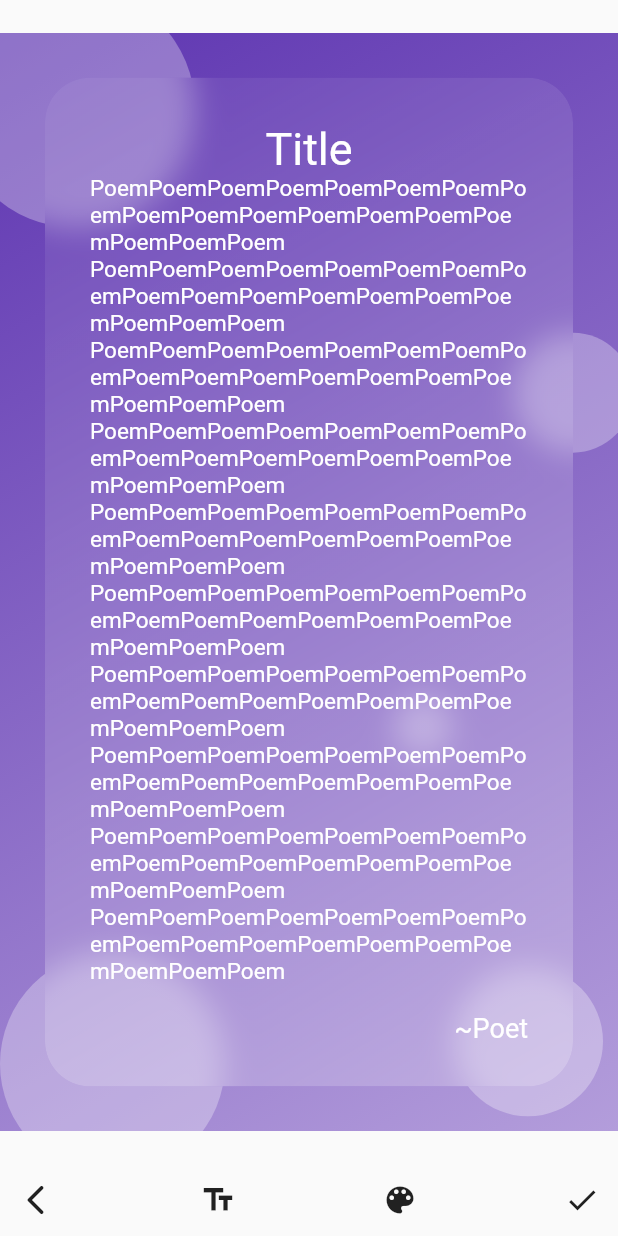
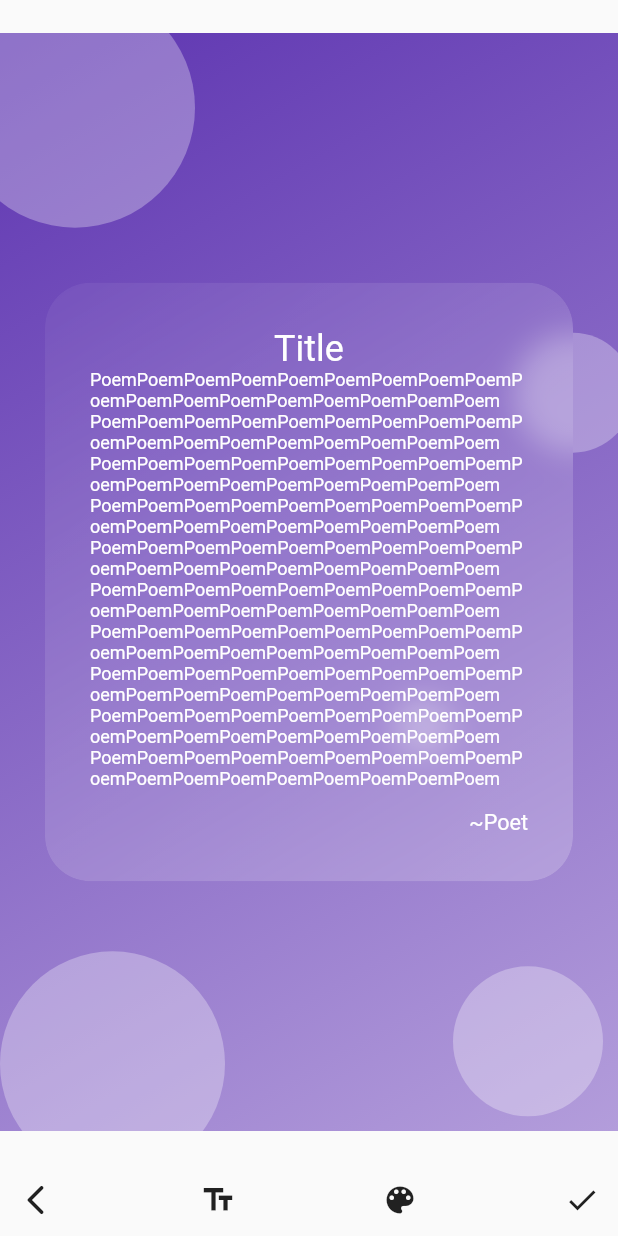
Before and after one commit to SirusCodes/Heartry, a Flutter app: the ImageScreen screen opened directly, on a phone screen of 412 x 824 dp. Run offline on Flutter 3.47's test engine with Material 2 defaults, Android fonts, the phone set to English and light mode, and no system bars; our stand-ins replace flutter_colorpicker, flutter_riverpod, waterfall_flow; missing offline and left inert: animated_icon_button.

Commit message:
text setting changer and color picker refactored

```diff
--- /dev/null
+++ b/lib/providers/text_providers.dart
@@ -0,0 +1,6 @@
+import 'package:flutter/material.dart';
+import 'package:flutter_riverpod/flutter_riverpod.dart';
+
+final textSizeProvider = StateProvider<double>((ref) => 0.8);
+
+final textColorProvider = StateProvider<Color>((ref) => Colors.white);
--- a/lib/screens/image_screen/widgets/poem_image_text.dart
+++ b/lib/screens/image_screen/widgets/poem_image_text.dart
@@ -1,36 +1,45 @@
 import 'package:flutter/material.dart';
+import 'package:flutter_riverpod/flutter_riverpod.dart';
 
-class PoemImageText extends StatelessWidget {
+import '../../../providers/text_providers.dart';
+
+class PoemImageText extends ConsumerWidget {
   const PoemImageText({Key key}) : super(key: key);
 
   @override
-  Widget build(BuildContext context) {
+  Widget build(BuildContext context, ScopedReader watch) {
+    final _scale = watch(textSizeProvider).state;
+    final color = watch(textColorProvider).state;
+
     return Column(
       crossAxisAlignment: CrossAxisAlignment.stretch,
       mainAxisAlignment: MainAxisAlignment.spaceEvenly,
       mainAxisSize: MainAxisSize.min,
       children: <Widget>[
-        const Text(
+        Text(
           "Title",
           textAlign: TextAlign.center,
+          textScaleFactor: _scale,
           style: TextStyle(
             fontSize: 30,
-            color: Colors.white,
+            color: color,
           ),
         ),
         Text(
-          "${("Poem" * 18)}\n" * 10,
-          style: const TextStyle(
+          "${"Poem" * 18}\n" * 10,
+          textScaleFactor: _scale,
+          style: TextStyle(
             fontSize: 15,
-            color: Colors.white,
+            color: color,
           ),
         ),
-        const Text(
+        Text(
           "~Poet",
           textAlign: TextAlign.end,
+          textScaleFactor: _scale,
           style: TextStyle(
             fontSize: 18,
-            color: Colors.white,
+            color: color,
           ),
         ),
       ],
```
Also changed, not shown: lib/screens/image_screen/image_screen.dart (+13 -1 lines), lib/screens/image_screen/widgets/image_color_handler.dart (+10 -31 lines), lib/screens/image_screen/widgets/image_text_hander.dart (added, +78 -0 lines), lib/widgets/color_picker_dialog.dart (added, +44 -0 lines).
